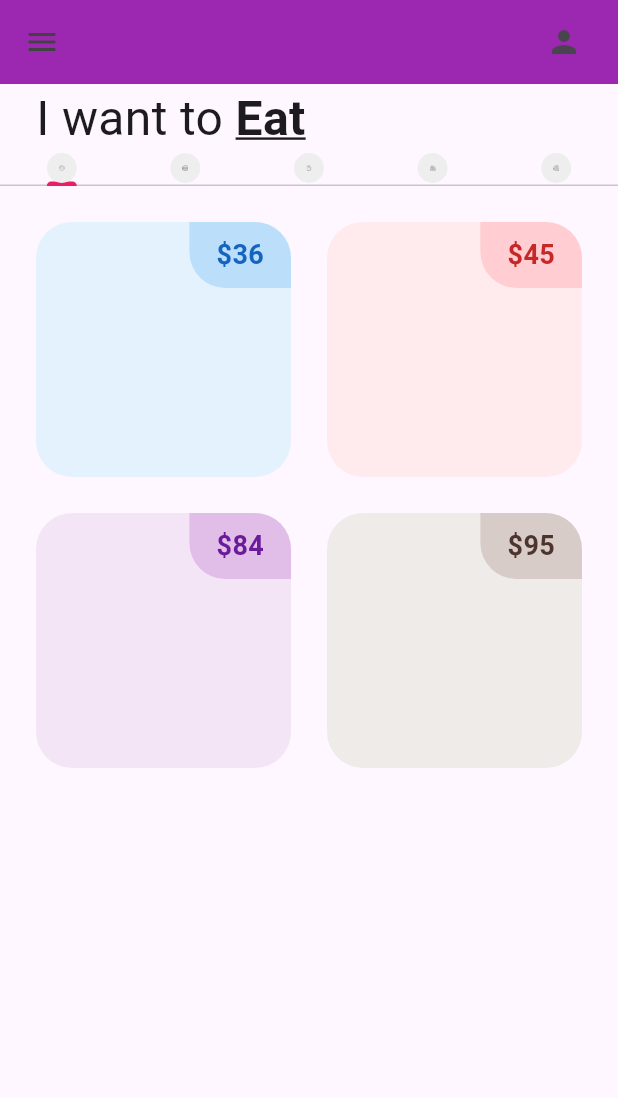
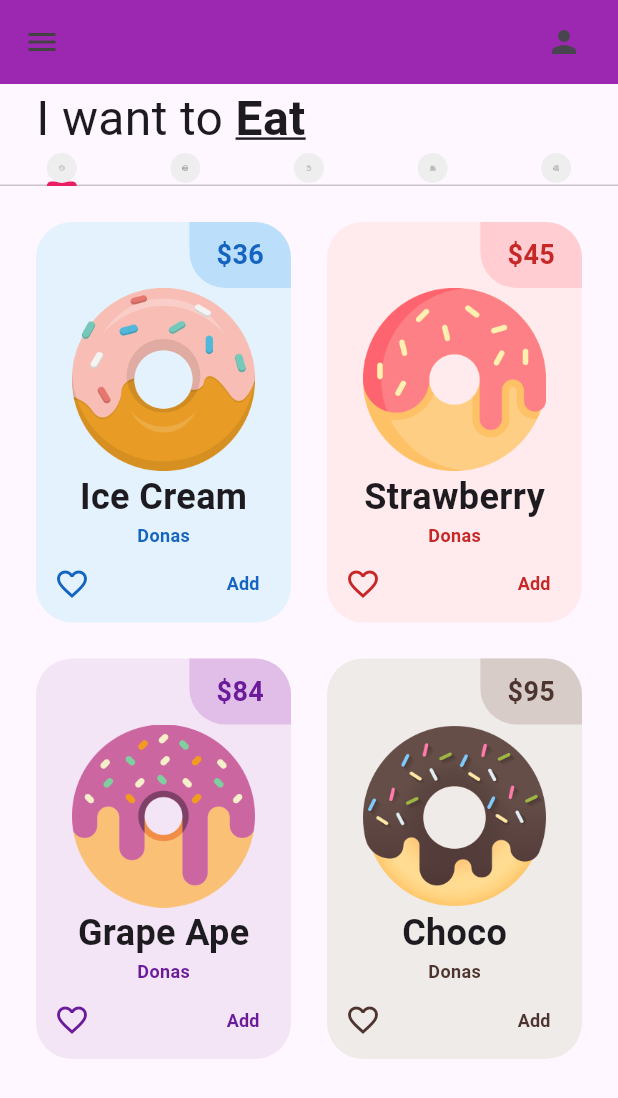
Before and after one commit to Sleusnarmed/donnut_app_4sa, a Flutter app: the screen it shows after launch, on a phone screen of 412 x 824 dp. Shown: the top 1098 px of the screen. Run offline on Flutter 3.47's test engine with Material 3 defaults, Android fonts, the light colour scheme and no system bars.

Commit message:
DonutTile Finished (my design)

```diff
--- a/lib/tabs/donut_tab.dart
+++ b/lib/tabs/donut_tab.dart
@@ -20,6 +20,7 @@ class DonutTab extends StatelessWidget {
       // organizador
       gridDelegate: const SliverGridDelegateWithFixedCrossAxisCount(
         crossAxisCount: 2,
+        childAspectRatio: 1/1.5,
       ),
       itemCount: 4,
       padding: const EdgeInsets.all(12),
--- a/lib/utils/donut_tile.dart
+++ b/lib/utils/donut_tile.dart
@@ -41,7 +41,38 @@ class DonutTile extends StatelessWidget {
                   ),
                 ),
               )
-            ])
+            ],
+            ),
+            Padding(
+              padding: const EdgeInsets.symmetric(horizontal: 24, vertical: 0),
+              child: Image.asset(imageName),
+            ),
+            Text(donutFlavor,
+                style: TextStyle(fontSize: 24, fontWeight: FontWeight.bold)),
+            Text("Donas",
+                style: TextStyle(
+                    fontSize: 12,
+                    fontWeight: FontWeight.bold,
+                    color: donutColor[800])),
+            Row(
+              mainAxisAlignment: MainAxisAlignment.spaceBetween,
+              children: [
+                IconButton(
+                  onPressed: () {},
+                  icon: Icon(Icons.favorite_border_outlined,
+                      color: donutColor[800]),
+                ),
+                TextButton(
+                    onPressed: () {},
+                    child: Text(
+                      "Add",
+                      style: TextStyle(
+                          fontSize: 12,
+                          fontWeight: FontWeight.bold,
+                          color: donutColor[800]),
+                    ))
+              ],
+            ) // This was the missing closing parenthesis
           ])),
     );
   }
```
Also changed, not shown: pubspec.lock.
